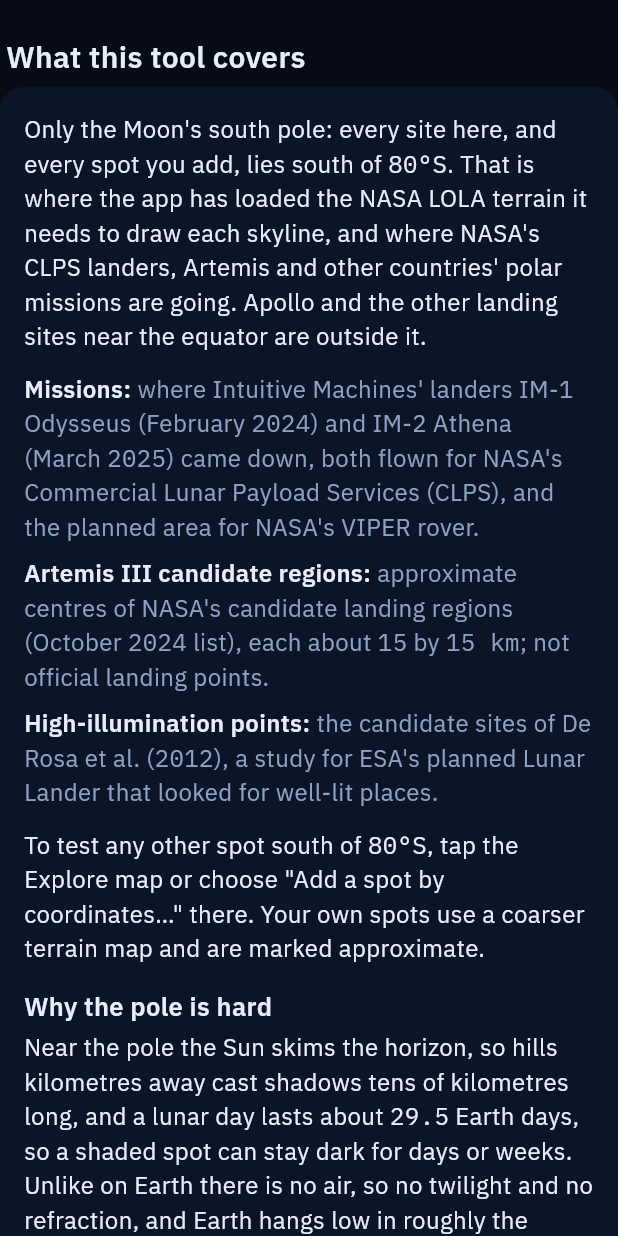
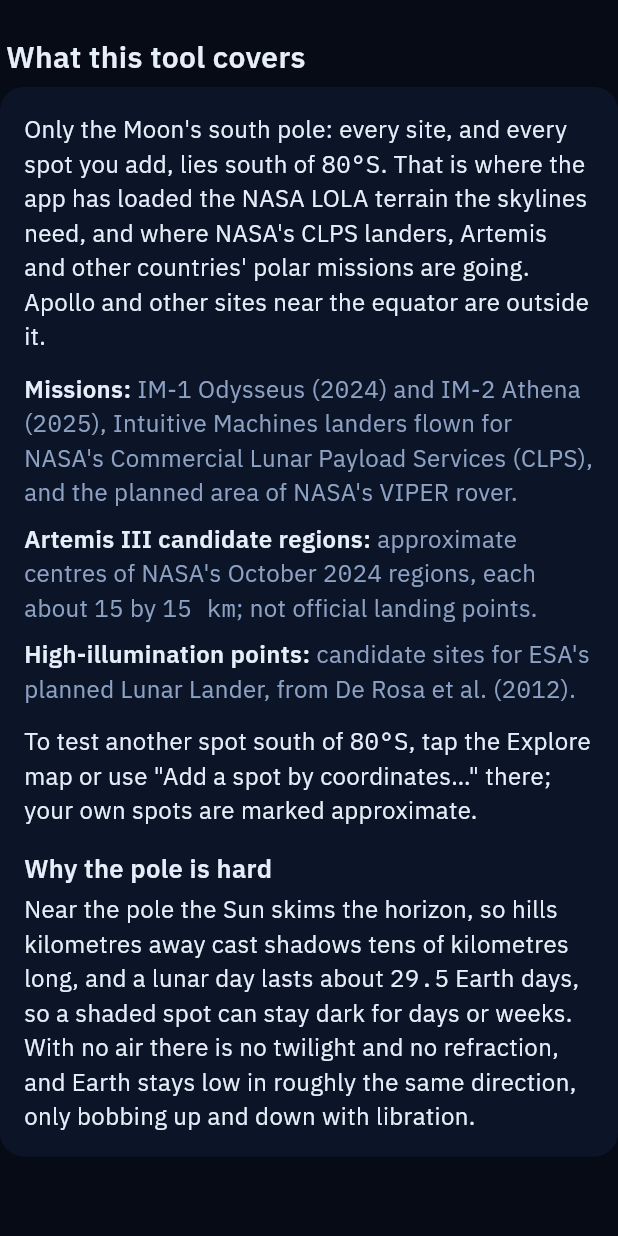
Before and after one commit to localizedprojects/CLPS-MOON-BROWSER, a Flutter app: the _Coverage widget shown alone on an empty page, opened directly, on a phone screen of 412 x 824 dp. Run offline on Flutter 3.47's test engine with Material 3 defaults, Android fonts, the phone set to English and light mode, and no system bars; our stand-ins replace share_plus, shared_preferences, web, webview_flutter; missing offline and left inert: dart:js_interop, dart:ui_web, webview_flutter_android; accounts and stored records are empty; project files that could hold a hidden picture were left out.

Commit message:
WIP: challenge fixes (checkpoint)
Co-Authored-By: Claude Opus 5.5 <noreply@anthropic.com>
Claude-Session: https://claude.ai/code/session_015neCYiKdaPfpzjxjrdyDQV

```diff
--- a/app/lib/screens/learn.dart
+++ b/app/lib/screens/learn.dart
@@ -134,28 +134,26 @@ class _Intro extends StatelessWidget {
 class _Coverage extends StatelessWidget {
   const _Coverage();
 
-  static const scope = 'Only the Moon\'s south pole: every site here, and every spot you add, lies south of 80°S. '
-      'That is where the app has loaded the NASA LOLA terrain it needs to draw each skyline, and where NASA\'s CLPS '
-      'landers, Artemis and other countries\' polar missions are going. Apollo and the other landing sites near the '
-      'equator are outside it.';
+  static const scope = 'Only the Moon\'s south pole: every site, and every spot you add, lies south of 80°S. That is '
+      'where the app has loaded the NASA LOLA terrain the skylines need, and where NASA\'s CLPS landers, Artemis and '
+      'other countries\' polar missions are going. Apollo and other sites near the equator are outside it.';
 
   /// The catalogue's groups, as the site list names them, in plain words.
   static const groups = <(String, String)>[
-    ('Missions', 'where Intuitive Machines\' landers IM-1 Odysseus (February 2024) and IM-2 Athena (March 2025) came '
-        'down, both flown for NASA\'s Commercial Lunar Payload Services (CLPS), and the planned area for NASA\'s VIPER rover.'),
-    ('Artemis III candidate regions', 'approximate centres of NASA\'s candidate landing regions (October 2024 list), '
-        'each about 15 by 15 km; not official landing points.'),
-    ('High-illumination points', 'the candidate sites of De Rosa et al. (2012), a study for ESA\'s planned Lunar '
-        'Lander that looked for well-lit places.'),
+    ('Missions', 'IM-1 Odysseus (2024) and IM-2 Athena (2025), Intuitive Machines landers flown for NASA\'s Commercial '
+        'Lunar Payload Services (CLPS), and the planned area of NASA\'s VIPER rover.'),
+    ('Artemis III candidate regions', 'approximate centres of NASA\'s October 2024 regions, each about 15 by 15 km; '
+        'not official landing points.'),
+    ('High-illumination points', 'candidate sites for ESA\'s planned Lunar Lander, from De Rosa et al. (2012).'),
   ];
 
-  static const addYourOwn = 'To test any other spot south of 80°S, tap the Explore map or choose "Add a spot by '
-      'coordinates…" there. Your own spots use a coarser terrain map and are marked approximate.';
+  static const addYourOwn = 'To test another spot south of 80°S, tap the Explore map or use "Add a spot by '
+      'coordinates…" there; your own spots are marked approximate.';
 
   static const whyHard = 'Near the pole the Sun skims the horizon, so hills kilometres away cast shadows tens of '
       'kilometres long, and a lunar day lasts about 29.5 Earth days, so a shaded spot can stay dark for days or weeks. '
-      'Unlike on Earth there is no air, so no twilight and no refraction, and Earth hangs low in roughly the same '
-      'direction, only bobbing up and down with libration.';
+      'With no air there is no twilight and no refraction, and Earth stays low in roughly the same direction, only '
+      'bobbing up and down with libration.';
 
   @override
   Widget build(BuildContext context) => Column(crossAxisAlignment: CrossAxisAlignment.stretch, children: [
```
Also changed, not shown: 2 other files.
